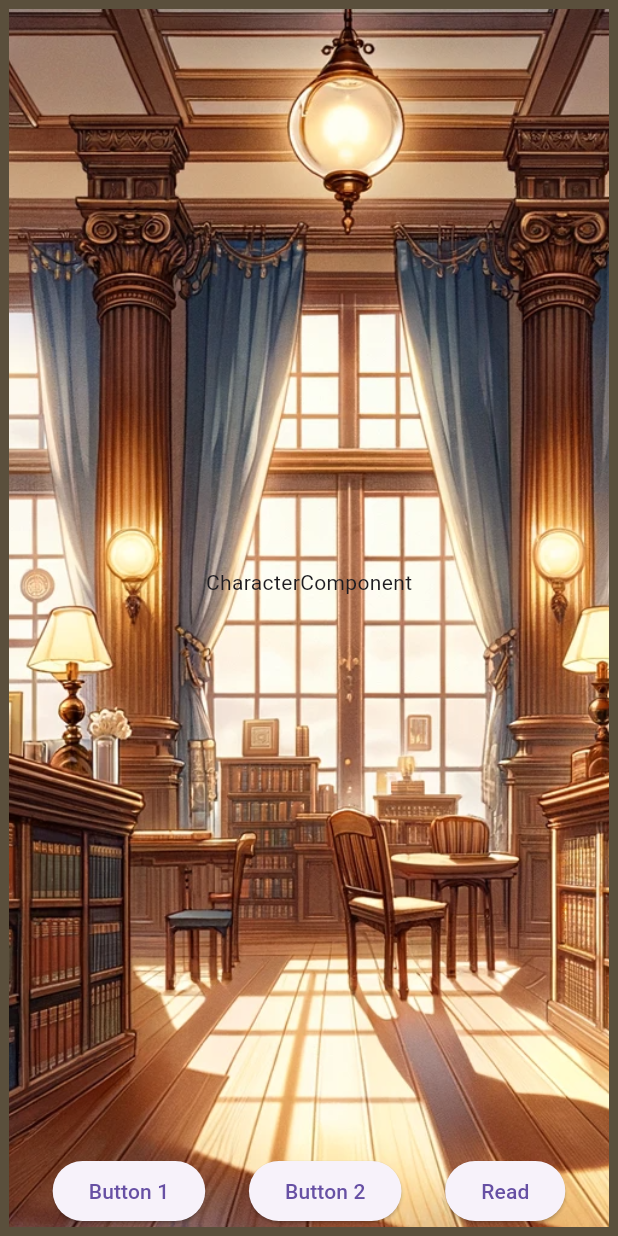
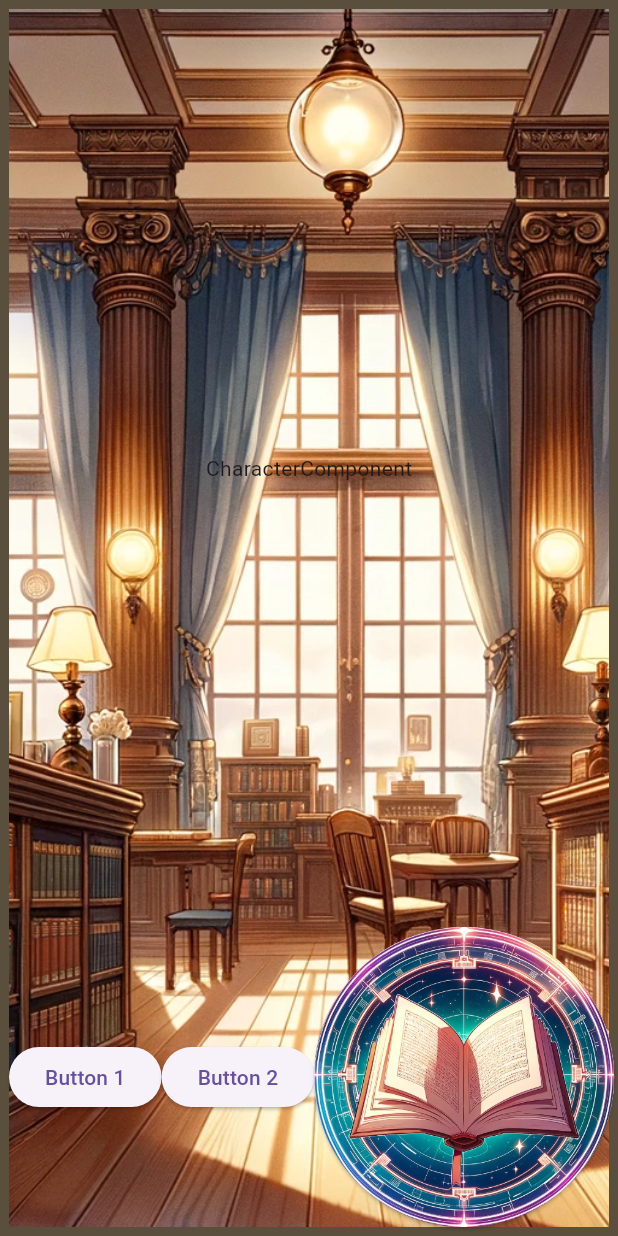
Before and after one commit to koichi2426/reading_promotion_app, a Flutter app: the screen it shows after launch, on a phone screen of 412 x 824 dp. Run offline on Flutter 3.47's test engine with Material 3 defaults, Android fonts, the phone set to English and light mode, and no system bars; our stand-ins replace awesome_dialog, cloud_firestore, envied, firebase_core; missing offline and left inert: simple_barcode_scanner; accounts and stored records are empty.

Commit message:
no effect
no effect

```diff
--- a/lib/components/ReadComponent.dart
+++ b/lib/components/ReadComponent.dart
@@ -35,7 +35,18 @@ class ReadComponent extends StatelessWidget {
           },
         );
       },
-      child: Text('Read'), // ボタンのテキスト
+      child: FittedBox(
+        fit: BoxFit.fill,
+        child: Image.asset(
+          'assets/images/add_button.png',
+          width: 200, // 横幅を100ピクセルに設定
+          height: 200, // 高さを100ピクセルに設定
+          ),
+      ), // ボタンのテキスト
+      style: ElevatedButton.styleFrom(
+        shape: CircleBorder(),
+        padding: EdgeInsets.all(0),
+      ),
     );
   }
 }
```
Also changed, not shown: assets/images/add_button.png (added).
